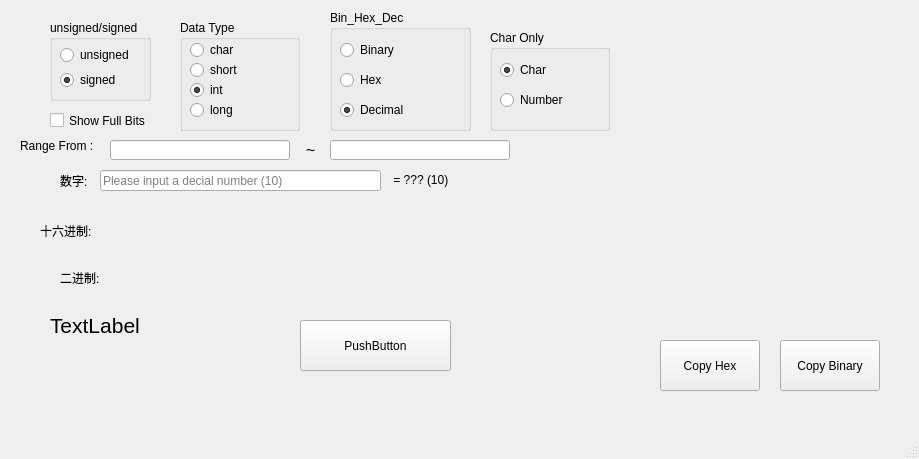
The window that cpp/Qt/DHB/DHB/mainwindow.ui (EdisoNewtong/Vector) describes before a commit, drawn with Qt 5.
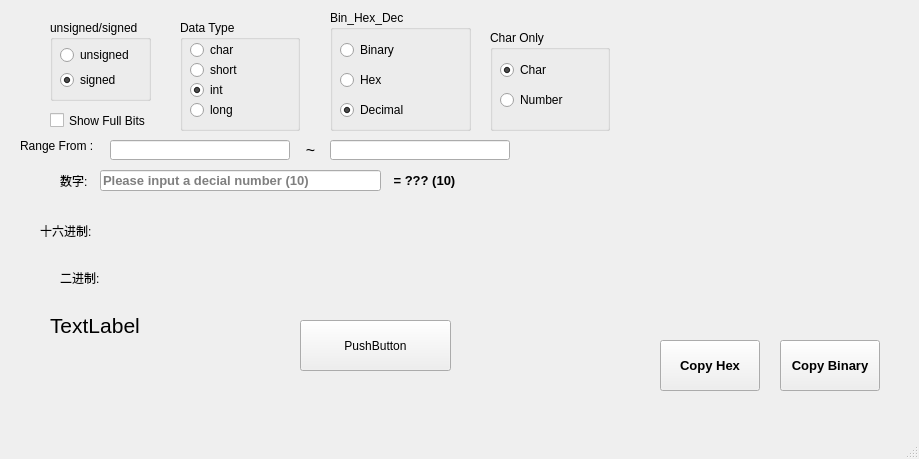
The same window after the commit.

Commit message: [dev] Qt Project : DHB 1. enlarge the font's size

```diff
--- a/cpp/Qt/DHB/DHB/mainwindow.ui
+++ b/cpp/Qt/DHB/DHB/mainwindow.ui
@@ -149,6 +149,14 @@
       <height>21</height>
      </rect>
     </property>
+    <property name="font">
+     <font>
+      <family>Arial</family>
+      <pointsize>10</pointsize>
+      <weight>75</weight>
+      <bold>true</bold>
+     </font>
+    </property>
     <property name="toolTip">
      <string/>
     </property>
@@ -320,6 +328,14 @@
       <height>20</height>
      </rect>
     </property>
+    <property name="font">
+     <font>
+      <family>Arial</family>
+      <pointsize>10</pointsize>
+      <weight>75</weight>
+      <bold>true</bold>
+     </font>
+    </property>
     <property name="text">
      <string> = ??? (10)</string>
     </property>
@@ -451,6 +467,14 @@
       <height>51</height>
      </rect>
     </property>
+    <property name="font">
+     <font>
+      <family>Arial</family>
+      <pointsize>10</pointsize>
+      <weight>75</weight>
+      <bold>true</bold>
+     </font>
+    </property>
     <property name="text">
      <string>Copy Hex</string>
     </property>
@@ -464,6 +488,14 @@
       <height>51</height>
      </rect>
     </property>
+    <property name="font">
+     <font>
+      <family>Arial</family>
+      <pointsize>10</pointsize>
+      <weight>75</weight>
+      <bold>true</bold>
+     </font>
+    </property>
     <property name="text">
      <string>Copy Binary</string>
     </property>
```
Left out of the diff: 16 changed lines with no effect on the pictures.
